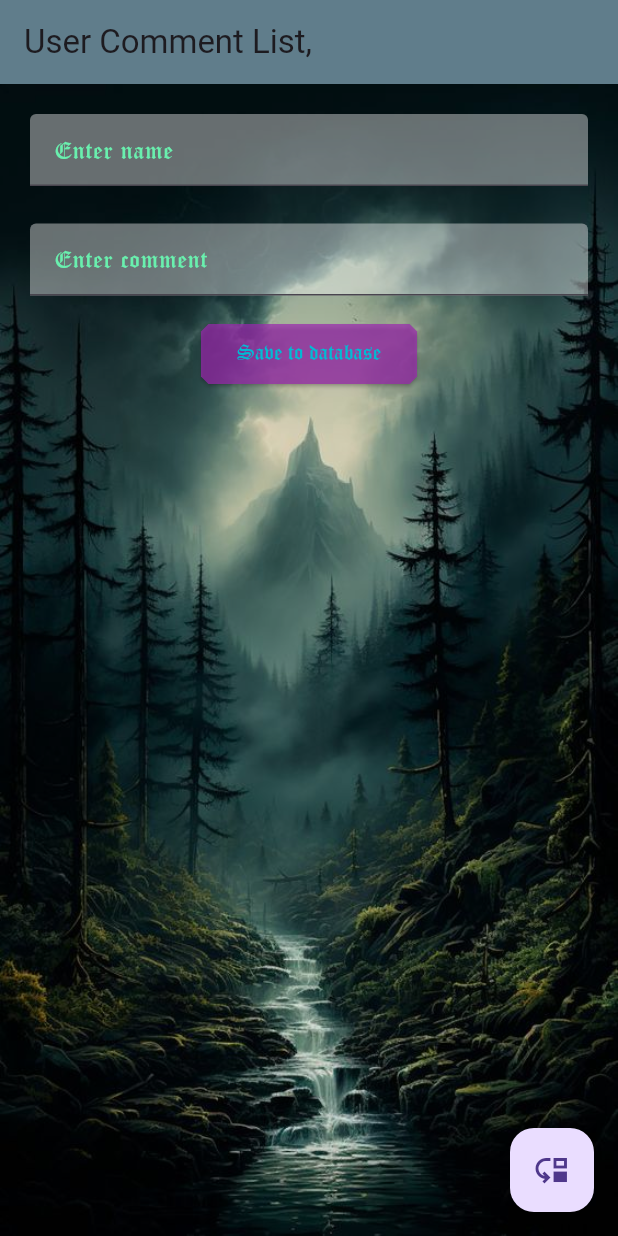
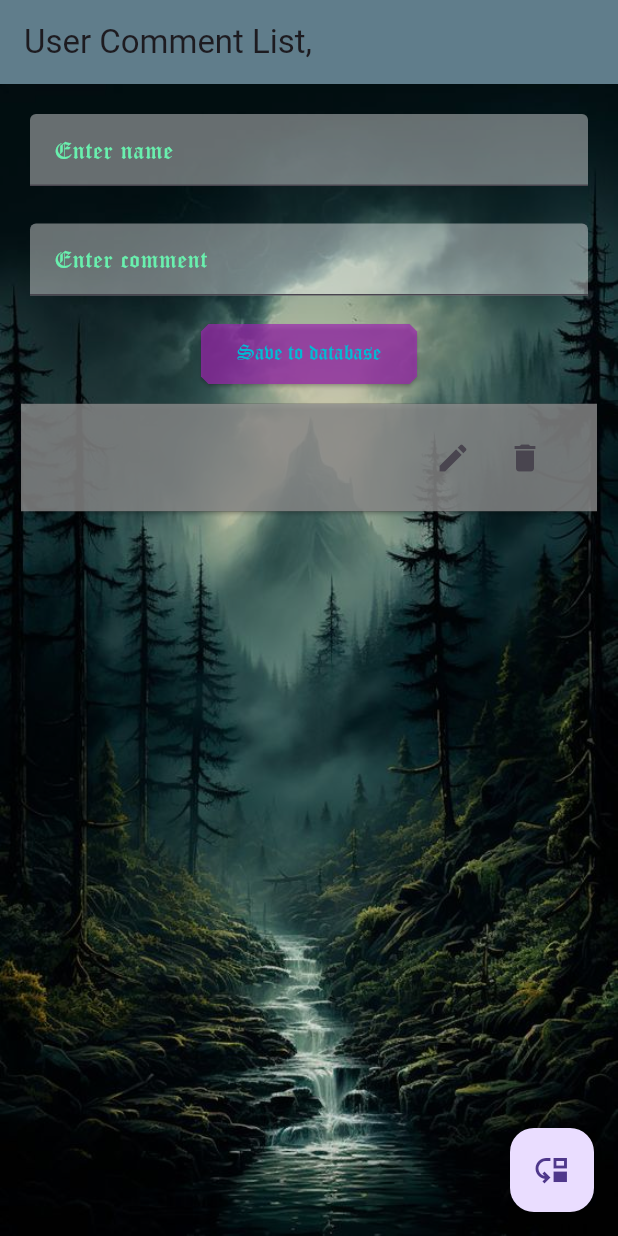
Before and after one commit to umeraptech/flutter_fire_2204E, a Flutter app: the UserScreen screen opened directly with empty values, after a tap on "Save to database", on a phone screen of 412 x 824 dp. Run offline on Flutter 3.47's test engine with Material 3 defaults, Android fonts, the phone set to English and light mode, and no system bars; drawn by our look-alikes of firebase_database; our stand-ins replace firebase_auth, firebase_core; accounts and stored records are empty.

Commit message:
Crude comment completed

```diff
--- a/lib/screens/user_screen.dart
+++ b/lib/screens/user_screen.dart
@@ -8,7 +8,7 @@ import '../widgets/beveled_button.dart';
 import '../widgets/body_back.dart';
 
 class UserScreen extends StatefulWidget {
-  UserScreen({required this.displayName,super.key});
+  UserScreen({required this.displayName, super.key});
   String displayName;
   UserDao users = UserDao();
 
@@ -21,6 +21,9 @@ class _UserScreenState extends State<UserScreen> {
   final _nameController = TextEditingController();
   final _commentController = TextEditingController();
   final ScrollController _scrollController = ScrollController();
+
+  bool editStatus = false;
+  String? key;
 
   @override
   Widget build(BuildContext context) {
@@ -35,10 +38,8 @@ class _UserScreenState extends State<UserScreen> {
             child: fillBody(),
           ),
         ),
-
       ),
       floatingActionButton: FloatingActionButton(
-
         onPressed: _scrollToBotom,
         child: const Icon(Icons.move_down),
       ),
@@ -50,87 +51,131 @@ class _UserScreenState extends State<UserScreen> {
       child: FutureBuilder(
         future: _future,
         builder: (context, snapshot) {
-            if(snapshot.hasError){
+          if (snapshot.hasError) {
             return Text(snapshot.error.toString());
-            }else{
+          } else {
             return Column(
               children: <Widget>[
                 Padding(
                   padding: const EdgeInsets.all(10.0),
-                      child:  TextField(
+                  child: TextField(
                     controller: _nameController,
                     decoration: const InputDecoration(
                       hintText: "Enter name",
                     ),
                   ),
                 ),
-                    const SizedBox(height: 5.0,),
+                const SizedBox(
+                  height: 5.0,
+                ),
                 Padding(
                   padding: const EdgeInsets.all(10.0),
-                      child:  TextField(
+                  child: TextField(
                     controller: _commentController,
                     decoration: const InputDecoration(
                       hintText: "Enter comment",
                     ),
                   ),
                 ),
-                    const SizedBox(height: 5.0,),
-                    beveledButton(onTap: () {}, title: 'Save to database'),
-                    const SizedBox(height: 5.0,),
+                const SizedBox(
+                  height: 5.0,
+                ),
+                beveledButton(onTap: () {
+                  _saveData(_nameController.text, _commentController.text);
+
+                }, title: 'Save to database'),
+                const SizedBox(
+                  height: 5.0,
+                ),
+
                 ///list code coming soon
                 _getMessageList(),
-
               ],
             );
           }
         },
-
       ),
     );
   }
 
-  Widget _getMessageList(){
+  Widget _getMessageList() {
     return Expanded(
         child: FirebaseAnimatedList(
       controller: _scrollController,
       query: widget.users.getMessageQuery(),
       itemBuilder: (context, snapshot, animation, index) {
-          final json = snapshot.value as Map<dynamic,dynamic>;
+        final json = snapshot.value as Map<dynamic, dynamic>;
         final users = Users.fromJson(json);
         return Card(
-
+          color: Colors.black.withOpacity(0.3),
           child: SlideTransition(
             position: Tween<Offset>(
               begin: const Offset(-1, 0),
               end: const Offset(0, 0),
             ).animate(animation),
             child: ListTile(
-                //tileColor: Colors.black87,
-                title: Text(users.name,style: Theme.of(context).textTheme.bodyMedium),
-                subtitle: Text(users.comment,style: Theme.of(context).textTheme.bodyMedium,),
+              tileColor: Colors.grey.withOpacity(0.7),
+              title: Text(users.name,
+                  style: Theme.of(context).textTheme.bodyMedium),
+              subtitle: Text(
+                users.comment,
+                style: Theme.of(context).textTheme.bodyMedium,
+              ),
               trailing: Row(
                 mainAxisAlignment: MainAxisAlignment.start,
                 mainAxisSize: MainAxisSize.min,
                 children: [
-                    IconButton(onPressed: (){}, icon: const Icon(Icons.edit)),
-                    IconButton(onPressed: (){}, icon: const Icon(Icons.delete))
+                  IconButton(onPressed: () {
+                    key = snapshot.key;
+                    _nameController.text = users.name;
+                    _commentController.text = users.comment;
+                    editStatus = true;
+
+                  }, icon: const Icon(Icons.edit)),
+                  IconButton(onPressed: () {
+                      key= snapshot.key;
+                      _deleteData(key!);
+                  }, icon: const Icon(Icons.delete))
                 ],
               ),
             ),
           ),
         );
       },
-
-      )
-
-      );
+    ));
   }
 
-  void _scrollToBotom(){
+  void _scrollToBotom() {
     if (_scrollController.hasClients) {
       _scrollController.jumpTo(_scrollController.position.maxScrollExtent);
     }
   }
 
+  void clearData(){
+     _nameController.clear();
+                  _commentController.clear();
+  }
+
+  void _saveData(String name, String comment){
+    final user = Users(name,comment);
+
+   switch(editStatus){
+    case false:
+     widget.users.saveUsers(user);
+     clearData();
+     break;
+    case true:
+      editStatus=false;
+      widget.users.updateUser(key!, user);
+      clearData();
+     break;
+   }
 
   }
+
+
+  void _deleteData(String key){
+    widget.users.deleteUser(key);
+    clearData();
+  }
+}
```
Also changed, not shown: lib/services/user_dao.dart (+9 -0 lines). Lines whose indentation alone changed are shown as unchanged.
